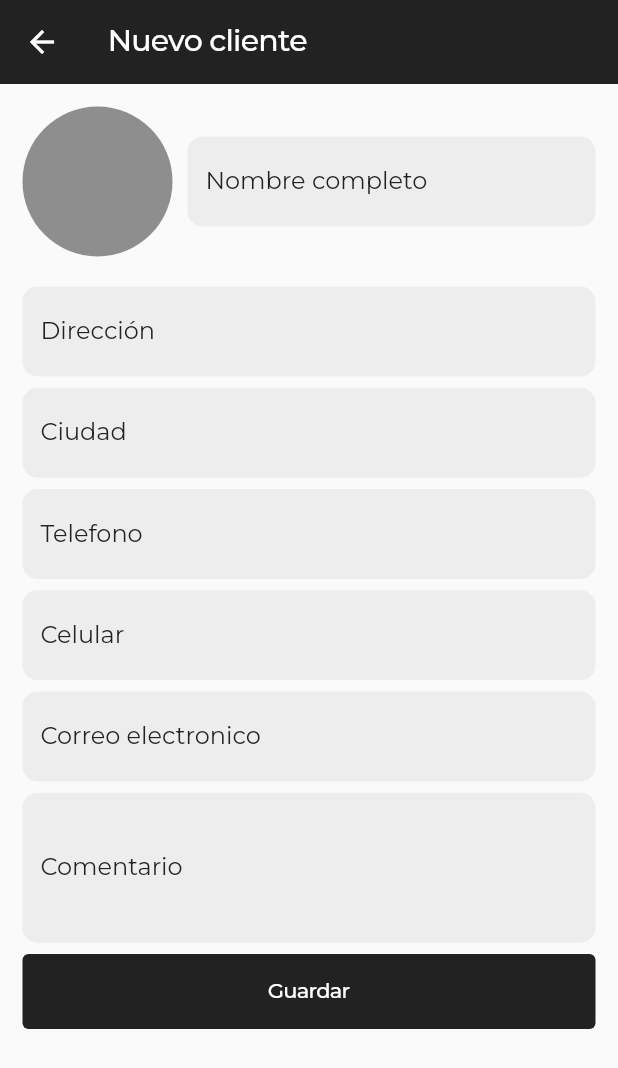
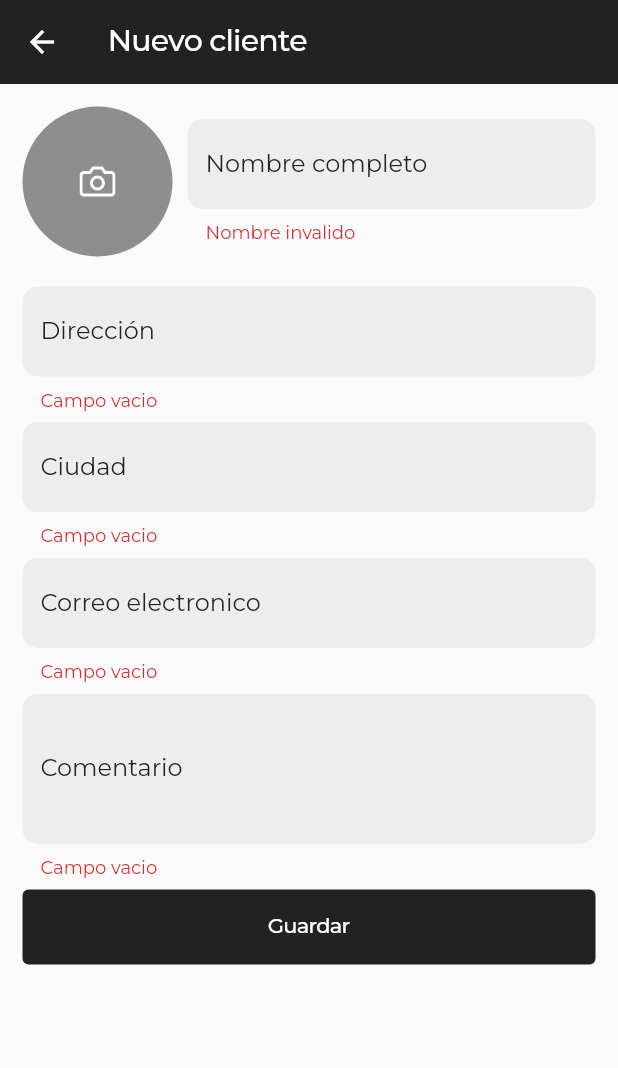
Before and after one commit to marcoantoniodiazdiaz/prestamos-flutter, a Flutter app: the NuevoClienteView screen opened directly, after a tap on "Guardar", on a phone screen of 412 x 824 dp. Shown: the top 1068 px of the screen. Run offline on Flutter 3.47's test engine with Material 2 defaults, Android fonts, the phone set to English and light mode, and no system bars; our stand-ins replace dio, feather_icons, get, google_fonts, image_picker, modal_bottom_sheet; network calls fail.

Commit message:
Casa Jaque

```diff
--- a/lib/src/database/clients_database.dart
+++ b/lib/src/database/clients_database.dart
@@ -38,7 +38,7 @@ class ClientsDatabase {
 
     final decodedResp = resp.data;
 
-    return decodedResp;
+    return decodedResp['ok'];
   }
 
   static Future<bool> put(Map<String, dynamic> data) async {
@@ -46,7 +46,7 @@ class ClientsDatabase {
 
     final decodedResp = resp.data;
 
-    return decodedResp;
+    return decodedResp['ok'];
   }
 
   static Future<bool> delete(int id) async {
@@ -54,6 +54,6 @@ class ClientsDatabase {
 
     final decodedResp = resp.data;
 
-    return decodedResp;
+    return decodedResp['ok'];
   }
 }
--- /dev/null
+++ b/lib/src/middlewares/regex_exp.dart
@@ -0,0 +1,4 @@
+class RegexExpressions {
+  static final email = RegExp(
+      r"[a-z0-9!#$%&'*+/=?^_`{|}~-]+(?:\.[a-z0-9!#$%&'*+/=?^_`{|}~-]+)*@(?:[a-z0-9](?:[a-z0-9-]*[a-z0-9])?\.)+[a-z0-9](?:[a-z0-9-]*[a-z0-9])?");
+}
--- a/lib/src/pipes/image_pipe.dart
+++ b/lib/src/pipes/image_pipe.dart
@@ -3,7 +3,7 @@ import 'package:flutter/material.dart';
 class ImagePipes {
   static ImageProvider<Object> assetOrNetwork({String? url}) {
     // assert(url == null, 'La imagen es nula');
-    if (url == null) {
+    if (url == null || url.isEmpty) {
       return AssetImage('assets/img/no-image.png');
     } else {
       return NetworkImage(url);
--- a/lib/src/provider/clientes_provider.dart
+++ b/lib/src/provider/clientes_provider.dart
@@ -1,12 +1,38 @@
 import 'dart:io';
 
 import 'package:flutter/material.dart';
+import 'package:prestamos/src/database/clients_database.dart';
+import 'package:prestamos/src/models/clients_model.dart';
+import 'package:prestamos/src/utils/snackbars_utils.dart';
 
 class ClientesProvider extends ChangeNotifier {
+  ClientesProvider() {
+    reload();
+  }
+
+  List<ClientsModel> _clients = [];
+  List<ClientsModel> get clients => _clients;
+
   late File _profileSelected;
   File get profileSelected => _profileSelected;
   set profileSelected(File i) {
     _profileSelected = i;
     notifyListeners();
   }
+
+  reload() async {
+    _clients = await ClientsDatabase.get();
+    notifyListeners();
+  }
+
+  post(Map<String, dynamic> data) async {
+    final resp = await ClientsDatabase.post(data);
+
+    if (resp) {
+      SnackBarUtils.snackBarSuccess('Cliente añadido de forma satisfactoria');
+      reload();
+    } else {
+      SnackBarUtils.snackBarError('Ocurrio un error al realizar la acción');
+    }
+  }
 }
--- a/lib/src/utils/picker_utils.dart
+++ b/lib/src/utils/picker_utils.dart
@@ -9,10 +9,7 @@ class PickerUtils {
     final ImagePicker _picker = ImagePicker();
     XFile? image;
 
-    // if (image != null) {
-    //   print(image.path);
-    // }
-    await showCupertinoModalBottomSheet(
+    showCupertinoModalBottomSheet(
       context: Get.context!,
       builder: (_) {
         return Material(
--- a/lib/src/views/clientes/nuevo_cliente_view.dart
+++ b/lib/src/views/clientes/nuevo_cliente_view.dart
@@ -1,10 +1,12 @@
 import 'dart:io';
 
+import 'package:feather_icons/feather_icons.dart';
 import 'package:flutter/material.dart';
 import 'package:prestamos/src/design/buttons_design.dart';
 import 'package:prestamos/src/design/colors_design.dart';
 import 'package:prestamos/src/design/input_design.dart';
 import 'package:prestamos/src/design/texts.dart';
+import 'package:prestamos/src/middlewares/regex_exp.dart';
 import 'package:prestamos/src/provider/clientes_provider.dart';
 import 'package:prestamos/src/utils/picker_utils.dart';
 import 'package:provider/provider.dart';
@@ -12,7 +14,6 @@ import 'package:provider/provider.dart';
 class NuevoClienteView extends StatelessWidget {
   @override
   Widget build(BuildContext context) {
-    final clientesProvider = Provider.of<ClientesProvider>(context);
     return Scaffold(
       appBar: AppBar(
         backgroundColor: DesignColors.dark,
@@ -22,6 +23,27 @@ class NuevoClienteView extends StatelessWidget {
       body: Container(
         padding: EdgeInsets.all(15),
         child: SingleChildScrollView(
+          child: _Form(),
+        ),
+      ),
+    );
+  }
+}
+
+class _Form extends StatefulWidget {
+  @override
+  State<_Form> createState() => _FormState();
+}
+
+class _FormState extends State<_Form> {
+  final _formKey = GlobalKey<FormState>();
+  late String name, direction, city, email, comment;
+
+  @override
+  Widget build(BuildContext context) {
+    final clientesProvider = Provider.of<ClientesProvider>(context);
+    return Form(
+      key: _formKey,
       child: Column(
         children: [
           Row(
@@ -41,14 +63,22 @@ class NuevoClienteView extends StatelessWidget {
                     shape: BoxShape.circle,
                     color: DesignColors.dark.withOpacity(0.5),
                   ),
+                  child: Center(
+                    child: Icon(FeatherIcons.camera, color: Colors.white),
+                  ),
                 ),
               ),
               SizedBox(width: 10),
               Flexible(
                 child: DesignInput(
                   hintText: 'Nombre completo',
+                  onChanged: (String v) => name = v,
+                  validator: (String? v) {
+                    if (v!.length < 5) return 'Nombre invalido';
+                    return null;
+                  },
                   textInputType: TextInputType.text,
-                      textCapitalization: TextCapitalization.words,
+                  textCapitalization: TextCapitalization.characters,
                 ),
               ),
             ],
@@ -57,34 +87,56 @@ class NuevoClienteView extends StatelessWidget {
           DesignInput(
             hintText: 'Dirección',
             textInputType: TextInputType.streetAddress,
-                textCapitalization: TextCapitalization.words,
+            validator: (String? v) {
+              if (v!.isEmpty) return 'Campo vacio';
+              return null;
+            },
+            onChanged: (String v) => direction = v,
+            textCapitalization: TextCapitalization.characters,
           ),
           SizedBox(height: 7.5),
           DesignInput(
             hintText: 'Ciudad',
             textInputType: TextInputType.text,
-                textCapitalization: TextCapitalization.words,
+            textCapitalization: TextCapitalization.characters,
+            validator: (String? v) {
+              if (v!.isEmpty) return 'Campo vacio';
+              return null;
+            },
+            onChanged: (String v) => city = v,
           ),
-              SizedBox(height: 7.5),
-              DesignInput(
-                hintText: 'Telefono',
-                textInputType: TextInputType.phone,
-              ),
-              SizedBox(height: 7.5),
-              DesignInput(
-                hintText: 'Celular',
-                textInputType: TextInputType.phone,
-              ),
+          // SizedBox(height: 7.5),
+          // DesignInput(
+          //   hintText: 'Telefono',
+          //   onChanged: (String v) =>  = v,
+          //   textInputType: TextInputType.phone,
+          // ),
+          // SizedBox(height: 7.5),
+          // DesignInput(
+          //   hintText: 'Celular',
+          //   textInputType: TextInputType.phone,
+          // ),
           SizedBox(height: 7.5),
           DesignInput(
             hintText: 'Correo electronico',
+            onChanged: (String v) => email = v,
             textInputType: TextInputType.emailAddress,
+            validator: (String? v) {
+              if (v!.isEmpty) return 'Campo vacio';
+              if (!RegexExpressions.email.hasMatch(v)) return 'Correo electronico invalido';
+              return null;
+            },
           ),
           SizedBox(height: 7.5),
           DesignInput(
             hintText: 'Comentario',
             textInputType: TextInputType.text,
-                textCapitalization: TextCapitalization.sentences,
+            onChanged: (String v) => comment = v,
+            textCapitalization: TextCapitalization.characters,
+            validator: (String? v) {
+              if (v!.isEmpty) return 'Campo vacio';
+              return null;
+            },
             minLines: 3,
           ),
           SizedBox(height: 7.5),
@@ -94,12 +146,26 @@ class NuevoClienteView extends StatelessWidget {
             child: DesignText('Guardar'),
             color: DesignColors.dark,
             primary: Colors.white,
-                onPressed: () {},
+            onPressed: _submit,
           ),
         ],
       ),
-        ),
-      ),
     );
   }
+
+  _submit() {
+    if (!_formKey.currentState!.validate()) return;
+
+    final Map<String, dynamic> data = {
+      'name': name,
+      'direction': direction,
+      'city': city,
+      'email': email,
+      'comment': comment,
+      'image': '',
+    };
+
+    final clientesProvider = Provider.of<ClientesProvider>(context, listen: false);
+    clientesProvider.post(data);
   }
+}
```
Also changed, not shown: lib/src/middlewares/validators.dart (added, +7 -0 lines), lib/src/views/clientes/ver_clientes_view.dart (+9 -4 lines). Lines whose indentation alone changed are shown as unchanged.
